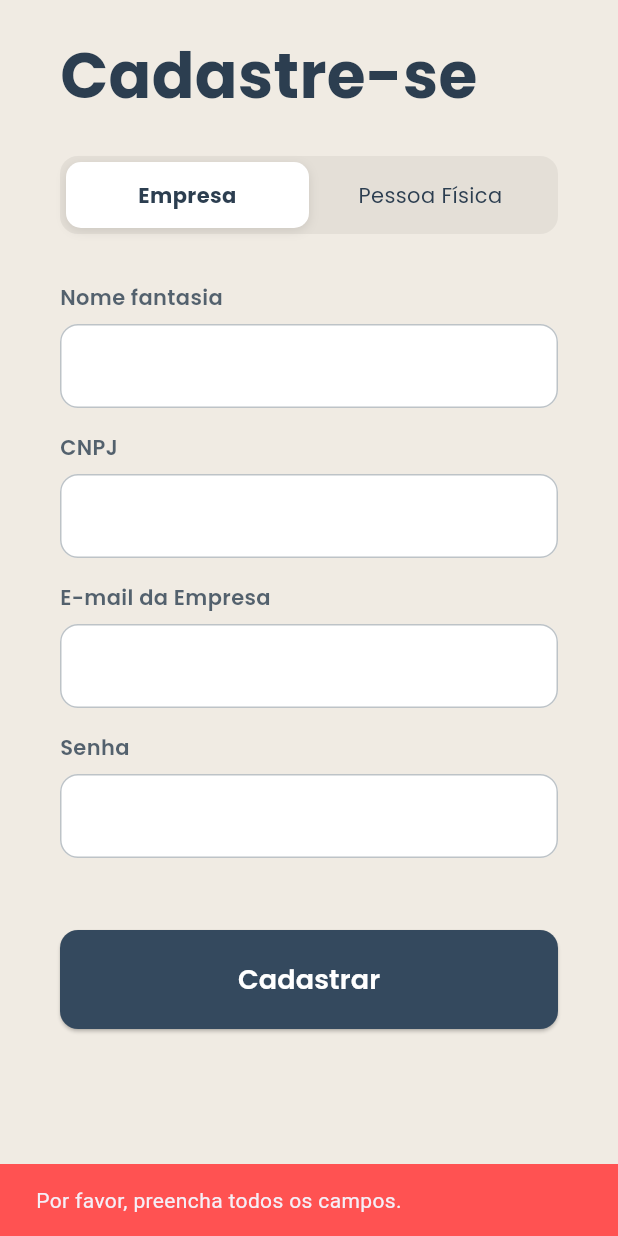
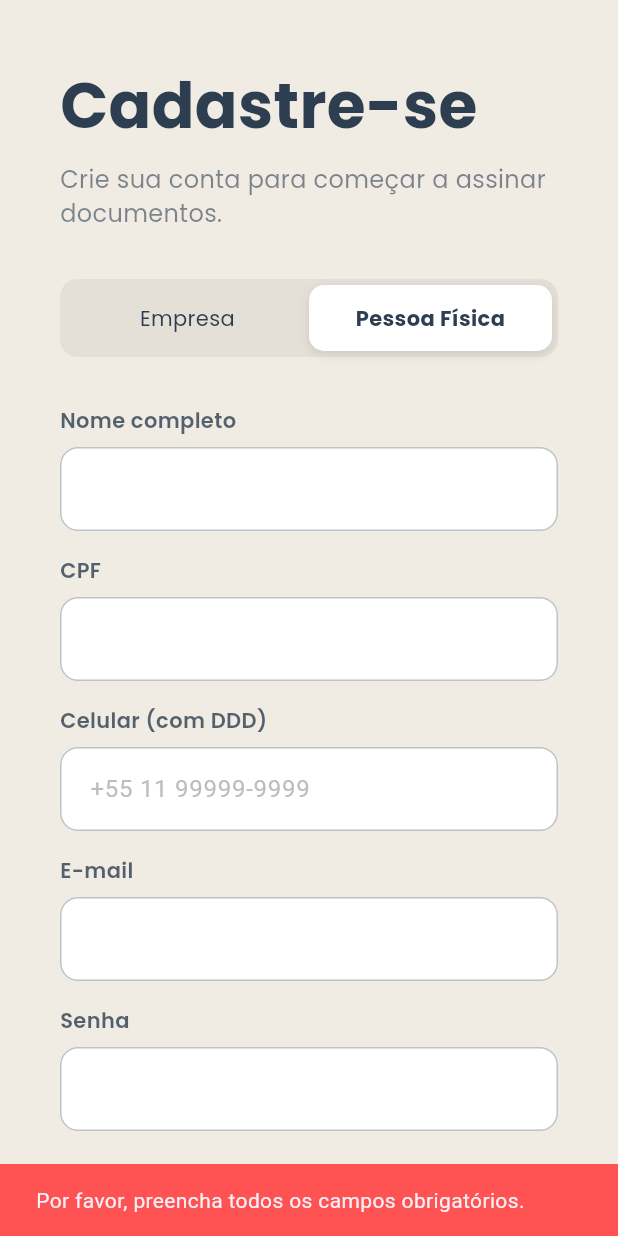
Before and after one commit to michelly-alves/e-signature-api, a Flutter app: the SignUpScreen screen opened directly, after a tap on "Cadastrar", on a phone screen of 412 x 824 dp. Run offline on Flutter 3.47's test engine with Material 3 defaults, Android fonts, the light colour scheme and no system bars; our stand-ins replace camera, dio, file_picker, google_fonts, pinput, shared_preferences; accounts and stored records are empty.

Commit message:
alteração de otp via whatsapp utilizando twilio

```diff
--- a/e_signature_frontend/lib/presentation/screens/signup_screen.dart
+++ b/e_signature_frontend/lib/presentation/screens/signup_screen.dart
@@ -1,7 +1,11 @@
 import 'package:flutter/material.dart';
 import 'package:google_fonts/google_fonts.dart';
+import 'package:http/http.dart' as http;
+import 'dart:convert';
+
 import '../../data/repositories/auth_repository.dart';
 import '../../theme/app_colors.dart';
+import 'otp_verification_screen.dart';
 
 class SignUpScreen extends StatefulWidget {
   const SignUpScreen({super.key});
@@ -11,18 +15,22 @@ class SignUpScreen extends StatefulWidget {
 }
 
 class _SignUpScreenState extends State<SignUpScreen> {
-  bool isPessoaFisica = false;
+  bool isPessoaFisica = true;
+  bool _isLoading = false;
+
   final _authRepository = AuthRepository();
 
   final nameController = TextEditingController();
   final cpfController = TextEditingController();
   final birthController = TextEditingController();
   final emailController = TextEditingController();
+  final phoneController = TextEditingController();
   final passwordController = TextEditingController();
 
   final companyNameController = TextEditingController();
   final cnpjController = TextEditingController();
   final companyEmailController = TextEditingController();
+  final companyPhoneController = TextEditingController();
   final companyPasswordController = TextEditingController();
 
   @override
@@ -31,10 +39,12 @@ class _SignUpScreenState extends State<SignUpScreen> {
     cpfController.dispose();
     birthController.dispose();
     emailController.dispose();
+    phoneController.dispose();
     passwordController.dispose();
     companyNameController.dispose();
     cnpjController.dispose();
     companyEmailController.dispose();
+    companyPhoneController.dispose();
     companyPasswordController.dispose();
     super.dispose();
   }
@@ -44,44 +54,78 @@ class _SignUpScreenState extends State<SignUpScreen> {
       ScaffoldMessenger.of(context).showSnackBar(
         const SnackBar(
             backgroundColor: Colors.redAccent,
-            content: Text('Por favor, preencha todos os campos.')),
+            content: Text('Por favor, preencha todos os campos obrigatórios.')),
       );
       return;
     }
 
+    setState(() => _isLoading = true);
+
+    final activeEmail = isPessoaFisica ? emailController.text : companyEmailController.text;
+    final activePhone = isPessoaFisica ? phoneController.text : companyPhoneController.text;
+
     final userData = isPessoaFisica
         ? {
-            "email": emailController.text,
+            "email": activeEmail,
             "password": passwordController.text,
             "role": "Signer",
             "full_name": nameController.text,
             "national_id": cpfController.text,
-            "phone_number": "85999999999"
+            "phone_number": activePhone
           }
         : {
-            "email": companyEmailController.text,
+            "email": activeEmail,
             "password": companyPasswordController.text,
             "role": "Company",
             "legal_name": companyNameController.text,
             "tax_id": cnpjController.text,
+            "phone_number": activePhone
           };
 
     final scaffoldMessenger = ScaffoldMessenger.of(context);
 
+    try {
       final success = await _authRepository.createUser(userData);
 
       if (success) {
-      scaffoldMessenger.showSnackBar(
-        const SnackBar(
-            backgroundColor: Colors.green,
-            content: Text('Cadastro realizado com sucesso!')),
+        final otpResponse = await http.post(
+          Uri.parse("http://localhost:8080/otp/generate"),
+          headers: {"Content-Type": "application/json"},
+          body: json.encode({
+            "email": activeEmail,
+            "phone_number": activePhone,
+          }),
         );
+
+        if (otpResponse.statusCode == 200) {
+          if (mounted) {
+            Navigator.push(
+              context,
+              MaterialPageRoute(
+                builder: (context) => OtpVerificationScreen(email: activeEmail),
+              ),
+            );
+          }
+        } else {
+          scaffoldMessenger.showSnackBar(SnackBar(
+              backgroundColor: Colors.orange,
+              content: Text('Conta criada, mas erro ao enviar OTP: ${otpResponse.body}')));
+        }
       } else {
         scaffoldMessenger.showSnackBar(
           const SnackBar(
               backgroundColor: Colors.redAccent,
-            content: Text('Erro ao cadastrar usuário. Verifique os dados.')),
+              content: Text('Erro ao cadastrar usuário. Verifique os dados ou tente outro e-mail.')),
         );
+      }
+    } catch (e) {
+      scaffoldMessenger.showSnackBar(
+        SnackBar(
+            backgroundColor: Colors.redAccent,
+            content: Text('Erro de conexão: $e')),
+      );
+    } finally {
+      if (mounted) setState(() => _isLoading = false);
     }
   }
 
@@ -90,11 +134,13 @@ class _SignUpScreenState extends State<SignUpScreen> {
       return nameController.text.isEmpty ||
           cpfController.text.isEmpty ||
           emailController.text.isEmpty ||
+          phoneController.text.isEmpty ||
           passwordController.text.isEmpty;
     } else {
       return companyNameController.text.isEmpty ||
           cnpjController.text.isEmpty ||
           companyEmailController.text.isEmpty ||
+          companyPhoneController.text.isEmpty ||
           companyPasswordController.text.isEmpty;
     }
   }
@@ -106,7 +152,7 @@ class _SignUpScreenState extends State<SignUpScreen> {
       body: Center(
         child: LayoutBuilder(
           builder: (context, constraints) {
-            if (constraints.maxWidth > 500) {
+            if (constraints.maxWidth > 900) {
               return _buildWideLayout();
             } else {
               return _buildNarrowLayout();
@@ -122,7 +168,7 @@ class _SignUpScreenState extends State<SignUpScreen> {
       children: [
         Expanded(
           flex: 5,
-          child: _buildFormSide(),
+          child: SingleChildScrollView(child: _buildFormSide()),
         ),
         Expanded(
           flex: 4,
@@ -146,7 +192,7 @@ class _SignUpScreenState extends State<SignUpScreen> {
 
   Widget _buildFormSide() {
     return Container(
-      padding: const EdgeInsets.symmetric(horizontal: 40.0, vertical: 20.0),
+      padding: const EdgeInsets.symmetric(horizontal: 40.0, vertical: 40.0),
       child: Column(
         mainAxisAlignment: MainAxisAlignment.center,
         crossAxisAlignment: CrossAxisAlignment.start,
@@ -159,20 +205,33 @@ class _SignUpScreenState extends State<SignUpScreen> {
               color: AppColors.primaryText,
             ),
           ),
-          const SizedBox(height: 24),
+          const SizedBox(height: 8),
+          Text(
+            'Crie sua conta para começar a assinar documentos.',
+            style: GoogleFonts.poppins(
+              fontSize: 16,
+              color: AppColors.primaryText.withOpacity(0.6),
+            ),
+          ),
+          const SizedBox(height: 32),
+
           _buildProfileTypeSwitcher(),
+
           const SizedBox(height: 32),
+
           AnimatedSwitcher(
             duration: const Duration(milliseconds: 300),
             child: isPessoaFisica
                 ? _buildPessoaFisicaForm()
                 : _buildEmpresaForm(),
           ),
+
           const SizedBox(height: 32),
+
           SizedBox(
             width: double.infinity,
             child: ElevatedButton(
-              onPressed: _register,
+              onPressed: _isLoading ? null : _register,
               style: ElevatedButton.styleFrom(
                 backgroundColor: AppColors.primaryButton,
                 padding: const EdgeInsets.symmetric(vertical: 20),
@@ -180,8 +239,18 @@ class _SignUpScreenState extends State<SignUpScreen> {
                   borderRadius: BorderRadius.circular(12),
                 ),
                 foregroundColor: Colors.white,
+                disabledBackgroundColor: AppColors.primaryButton.withOpacity(0.6),
               ),
-              child: Text(
+              child: _isLoading
+                  ? const SizedBox(
+                      height: 24,
+                      width: 24,
+                      child: CircularProgressIndicator(
+                        color: Colors.white,
+                        strokeWidth: 2,
+                      ),
+                    )
+                  : Text(
                       'Cadastrar',
                       style: GoogleFonts.poppins(
                         fontSize: 18,
@@ -214,6 +283,12 @@ class _SignUpScreenState extends State<SignUpScreen> {
         const SizedBox(height: 16),
         _buildLabeledTextField(controller: cpfController, label: 'CPF'),
         const SizedBox(height: 16),
+        _buildLabeledTextField(
+          controller: phoneController,
+          label: 'Celular (com DDD)',
+          hintText: '+55 11 99999-9999'
+        ),
+        const SizedBox(height: 16),
         _buildLabeledTextField(controller: emailController, label: 'E-mail'),
         const SizedBox(height: 16),
         _buildLabeledTextField(controller: passwordController, label: 'Senha', isPassword: true),
@@ -229,10 +304,15 @@ class _SignUpScreenState extends State<SignUpScreen> {
         const SizedBox(height: 16),
         _buildLabeledTextField(controller: cnpjController, label: 'CNPJ'),
         const SizedBox(height: 16),
+        _buildLabeledTextField(
+          controller: companyPhoneController,
+          label: 'Celular Responsável (com DDD)',
+          hintText: '+55 11 99999-9999'
+        ),
+        const SizedBox(height: 16),
         _buildLabeledTextField(controller: companyEmailController, label: 'E-mail da Empresa'),
         const SizedBox(height: 16),
         _buildLabeledTextField(controller: companyPasswordController, label: 'Senha', isPassword: true),
-        const SizedBox(height: 16),
       ],
     );
   }
@@ -295,6 +375,7 @@ class _SignUpScreenState extends State<SignUpScreen> {
   Widget _buildLabeledTextField({
     required TextEditingController controller,
     required String label,
+    String? hintText,
     bool isPassword = false,
   }) {
     return Column(
@@ -312,6 +393,8 @@ class _SignUpScreenState extends State<SignUpScreen> {
           controller: controller,
           obscureText: isPassword,
           decoration: InputDecoration(
+            hintText: hintText,
+            hintStyle: TextStyle(color: Colors.grey[400]),
             filled: true,
             fillColor: AppColors.textFieldFill,
             border: OutlineInputBorder(
```
Also changed, not shown: e_signature_frontend/lib/data/repositories/document_repository.dart (+7 -3 lines), e_signature_frontend/lib/presentation/screens/otp_verification_screen.dart (added, +222 -0 lines), e_signature_frontend/pubspec.yaml (+4 -3 lines), e_signature_frontend/pubspec.lock, 12 other files. Lines whose indentation alone changed are shown as unchanged.
